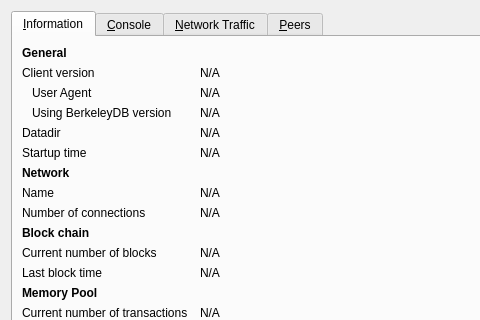
The window that src/qt/forms/debugwindow.ui (navidR/firo) describes before a commit, drawn with Qt 5; both pictures show x 0 to 480 and y 0 to 320 of the 740 by 480 pixel window.
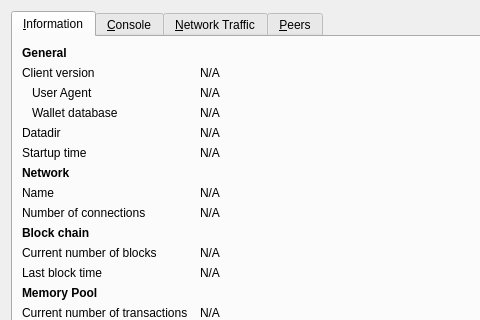
The same window after the commit. Icons and pictures are not drawn. Custom widgets are drawn as their Qt base class.

Commit message: Wallet: activate SQLite wallet backend

Patch:
```diff
--- a/src/qt/forms/debugwindow.ui
+++ b/src/qt/forms/debugwindow.ui
@@ -92,7 +92,7 @@
        <item row="3" column="0">
         <widget class="QLabel" name="label_berkeleyDBVersion">
          <property name="text">
-          <string>Using BerkeleyDB version</string>
+          <string>Wallet database</string>
          </property>
          <property name="indent">
           <number>10</number>
```
The commit also changes 18 other files.
